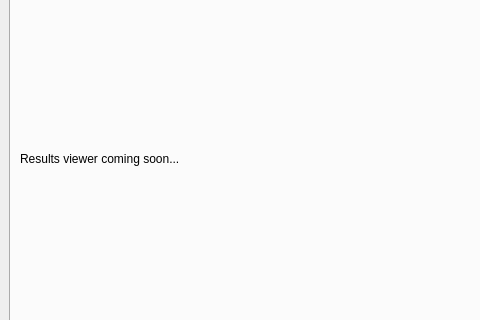
Above: src/duperscooper_gui/ui/main_window.ui from ohtostado/duperscooper before the change; both pictures show x 0 to 480 and y 202 to 522 of the 1000 by 700 pixel window. Below: the same form after it.
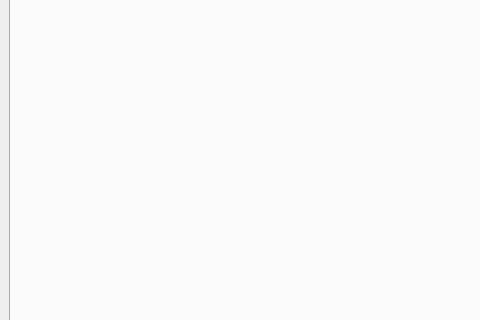
That is the form after the change. The open tabs and pages were chosen to show the change.

Commit message: feat: implement CLAUDE-GUI-PLANS items 1-4

What changed in the file:
```diff
--- a/src/duperscooper_gui/ui/main_window.ui
+++ b/src/duperscooper_gui/ui/main_window.ui
@@ -222,7 +222,7 @@
         <item>
          <widget class="QLabel" name="resultsLabel">
           <property name="text">
-           <string>Results viewer coming soon...</string>
+           <string/>
           </property>
          </widget>
         </item>
```
The commit also changes 7 other files.
